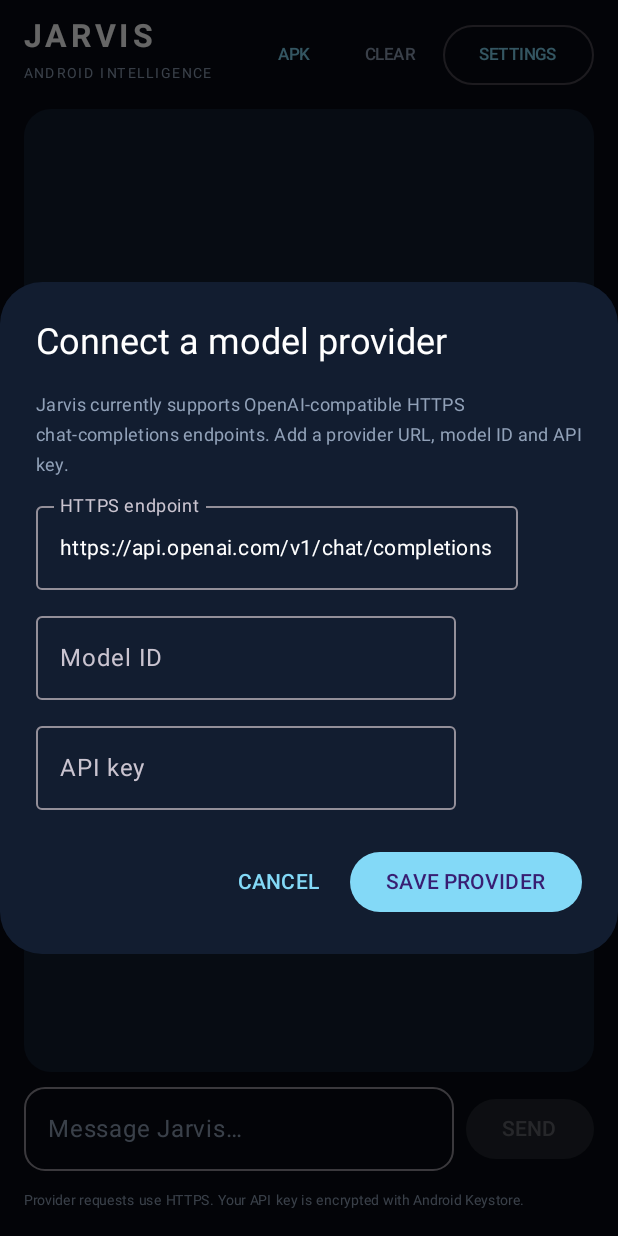
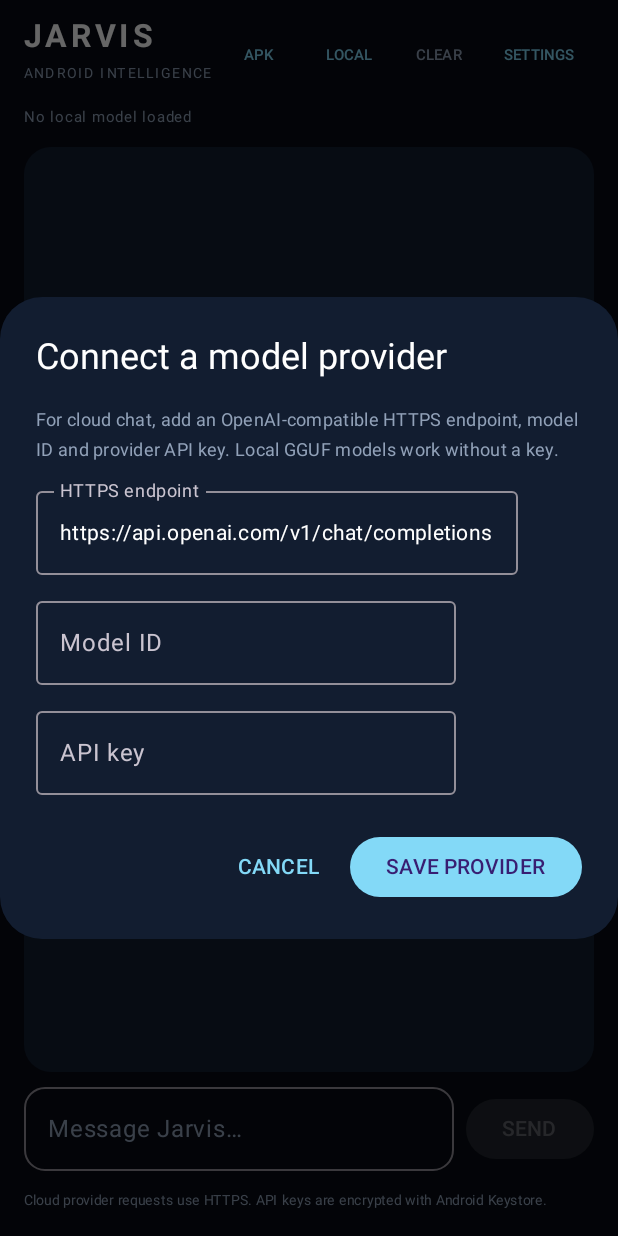
Before and after one commit to zopair/Jarvis-android-, an Android app built with Jetpack Compose: the screen it shows after launch (MainActivity), on a phone screen of 412 x 824 dp. Run offline under Robolectric (Android 15) with nearby library versions, the phone set to English and light mode, and no system bars; libraries missing offline, so code that uses them is left out: com.hazratbilal.aikit; 1 statement that could not run was skipped.

Commit message:
feat(chat): add offline local GGUF model selection and streaming chat

```diff
--- a/app/src/main/java/com/zubair/jarvis/MainActivity.kt
+++ b/app/src/main/java/com/zubair/jarvis/MainActivity.kt
@@ -3,9 +3,10 @@ package com.zubair.jarvis
 import android.os.Bundle
 import androidx.activity.ComponentActivity
 import androidx.activity.compose.setContent
+import androidx.activity.compose.rememberLauncherForActivityResult
+import androidx.activity.result.contract.ActivityResultContracts
 import androidx.compose.foundation.background
 import androidx.compose.foundation.layout.Arrangement
-import androidx.compose.foundation.layout.Box
 import androidx.compose.foundation.layout.Column
 import androidx.compose.foundation.layout.Row
 import androidx.compose.foundation.layout.Spacer
@@ -40,6 +41,7 @@ import androidx.compose.runtime.rememberCoroutineScope
 import androidx.compose.ui.Alignment
 import androidx.compose.ui.Modifier
 import androidx.compose.ui.graphics.Color
+import androidx.compose.ui.platform.LocalContext
 import androidx.compose.ui.text.font.FontWeight
 import androidx.compose.ui.text.input.KeyboardType
 import androidx.compose.ui.text.input.PasswordVisualTransformation
@@ -49,9 +51,11 @@ import com.zubair.jarvis.chat.ChatMessage
 import com.zubair.jarvis.chat.ChatStorage
 import com.zubair.jarvis.chat.OpenAiCompatibleProvider
 import com.zubair.jarvis.chat.ProviderConfig
+import com.zubair.jarvis.engine.LocalModelEngine
 import kotlinx.coroutines.Dispatchers
 import kotlinx.coroutines.launch
 import kotlinx.coroutines.withContext
+import java.io.File
 
 private val Midnight = Color(0xFF070B14)
 private val Panel = Color(0xFF121D30)
@@ -82,7 +86,9 @@ class MainActivity : ComponentActivity() {
 
 @Composable
 private fun JarvisChatApp(storage: ChatStorage) {
+    val context = LocalContext.current
     val provider = remember { OpenAiCompatibleProvider() }
+    val localEngine = remember { LocalModelEngine(context.applicationContext) }
     val uriHandler = androidx.compose.ui.platform.LocalUriHandler.current
     val messages = remember {
         mutableStateListOf<ChatMessage>().apply { addAll(storage.loadMessages()) }
@@ -94,8 +100,63 @@ private fun JarvisChatApp(storage: ChatStorage) {
     var draft by remember { mutableStateOf("") }
     var busy by remember { mutableStateOf(false) }
     var error by remember { mutableStateOf<String?>(null) }
-    var showSettings by remember {
-        mutableStateOf(config.endpoint.isBlank() || config.model.isBlank() || apiKey.isBlank())
+    var localStatus by remember { mutableStateOf("No local model loaded") }
+    var showSettings by remember { mutableStateOf(config.endpoint.isBlank() || config.model.isBlank() || apiKey.isBlank()) }
+
+    val modelPicker = rememberLauncherForActivityResult(ActivityResultContracts.OpenDocument()) { uri ->
+        if (uri != null) {
+            scope.launch {
+                busy = true
+                error = null
+                try {
+                    val modelFile = withContext(Dispatchers.IO) {
+                        val name = "jarvis-local-model.gguf"
+                        val destination = File(context.filesDir, name)
+                        context.contentResolver.openInputStream(uri)?.use { input ->
+                            destination.outputStream().use { output -> input.copyTo(output) }
+                        } ?: error("Android could not open the selected model file.")
+                        require(destination.length() > 0L) { "The selected model file is empty." }
+                        destination
+                    }
+                    storage.saveLocalModelPath(modelFile.absolutePath)
+                    localStatus = "Loading local model…"
+                    localEngine.loadModel(modelFile.absolutePath) { state ->
+                        when (state) {
+                            LocalModelEngine.State.Loading -> localStatus = "Loading local model…"
+                            LocalModelEngine.State.Ready -> localStatus = "LOCAL MODEL READY"
+                            LocalModelEngine.State.Unloaded -> localStatus = "No local model loaded"
+                            is LocalModelEngine.State.Failed -> {
+                                localStatus = "Local model unavailable"
+                                error = state.message
+                            }
+                        }
+                        busy = false
+                    }
+                } catch (failure: Exception) {
+                    error = failure.message ?: "Could not import the GGUF model."
+                    localStatus = "No local model loaded"
+                    busy = false
+                }
+            }
+        }
+    }
+
+    LaunchedEffect(Unit) {
+        val savedPath = storage.loadLocalModelPath()
+        if (!savedPath.isNullOrBlank() && File(savedPath).isFile) {
+            localStatus = "Loading saved local model…"
+            localEngine.loadModel(savedPath) { state ->
+                when (state) {
+                    LocalModelEngine.State.Loading -> localStatus = "Loading saved local model…"
+                    LocalModelEngine.State.Ready -> localStatus = "LOCAL MODEL READY"
+                    LocalModelEngine.State.Unloaded -> localStatus = "No local model loaded"
+                    is LocalModelEngine.State.Failed -> {
+                        localStatus = "Local model unavailable"
+                        error = state.message
+                    }
+                }
+            }
+        }
     }
 
     LaunchedEffect(messages.size, busy) {
@@ -103,10 +164,7 @@ private fun JarvisChatApp(storage: ChatStorage) {
     }
 
     Column(
-        modifier = Modifier
-            .fillMaxSize()
-            .background(Midnight)
-            .padding(horizontal = 16.dp, vertical = 12.dp)
+        modifier = Modifier.fillMaxSize().background(Midnight).padding(horizontal = 16.dp, vertical = 12.dp)
     ) {
         Row(
             modifier = Modifier.fillMaxWidth(),
@@ -117,18 +175,19 @@ private fun JarvisChatApp(storage: ChatStorage) {
                 Text("JARVIS", color = Color.White, fontSize = 21.sp, fontWeight = FontWeight.Bold, letterSpacing = 3.sp)
                 Text("ANDROID INTELLIGENCE", color = Muted, fontSize = 9.sp, letterSpacing = 1.5.sp)
             }
-            Row(horizontalArrangement = Arrangement.spacedBy(6.dp)) {
-                TextButton(onClick = { uriHandler.openUri(DIRECT_APK_URL) }) { Text("APK", color = Ice, fontSize = 11.sp) }
+            Row(horizontalArrangement = Arrangement.spacedBy(2.dp), verticalAlignment = Alignment.CenterVertically) {
+                TextButton(onClick = { uriHandler.openUri(DIRECT_APK_URL) }) { Text("APK", color = Ice, fontSize = 10.sp) }
+                TextButton(onClick = { modelPicker.launch(arrayOf("*/*")) }) { Text("LOCAL", color = Ice, fontSize = 10.sp) }
                 TextButton(onClick = {
                     messages.clear()
                     error = null
                     scope.launch(Dispatchers.IO) { storage.saveMessages(emptyList()) }
-                }) { Text("CLEAR", color = Muted, fontSize = 11.sp) }
-                OutlinedButton(onClick = { showSettings = true }) { Text("SETTINGS", color = Ice, fontSize = 11.sp) }
+                }) { Text("CLEAR", color = Muted, fontSize = 10.sp) }
+                TextButton(onClick = { showSettings = true }) { Text("SETTINGS", color = Ice, fontSize = 10.sp) }
             }
         }
 
-        Spacer(Modifier.height(12.dp))
+        Text(localStatus, color = if (localEngine.isLoaded()) Color(0xFF75D9B0) else Muted, fontSize = 10.sp, modifier = Modifier.padding(top = 5.dp, bottom = 8.dp))
         Surface(
             modifier = Modifier.fillMaxWidth().weight(1f),
             color = Panel,
@@ -145,10 +204,8 @@ private fun JarvisChatApp(storage: ChatStorage) {
                     Text("Ready when you are.", color = Color.White, fontSize = 20.sp, fontWeight = FontWeight.SemiBold)
                     Spacer(Modifier.height(8.dp))
                     Text(
-                        "Connect an OpenAI-compatible HTTPS provider in Settings, then send your first message.",
-                        color = Muted,
-                        fontSize = 13.sp,
-                        lineHeight = 20.sp
+                        "Choose LOCAL to load a GGUF model for offline chat, or configure a cloud provider in SETTINGS.",
+                        color = Muted, fontSize = 13.sp, lineHeight = 20.sp
                     )
                 }
             } else {
@@ -170,9 +227,7 @@ private fun JarvisChatApp(storage: ChatStorage) {
             }
         }
 
-        error?.let {
-            Text(it, color = Color(0xFFFFA6A6), fontSize = 12.sp, modifier = Modifier.padding(vertical = 8.dp))
-        }
+        error?.let { Text(it, color = Color(0xFFFFA6A6), fontSize = 12.sp, modifier = Modifier.padding(vertical = 8.dp)) }
         Spacer(Modifier.height(10.dp))
         Row(
             modifier = Modifier.fillMaxWidth(),
@@ -194,9 +249,31 @@ private fun JarvisChatApp(storage: ChatStorage) {
                     if (text.isNotEmpty() && !busy) {
                         draft = ""
                         error = null
-                        val userMessage = ChatMessage("user", text)
-                        messages.add(userMessage)
+                        messages.add(ChatMessage("user", text))
                         busy = true
+                        if (localEngine.isLoaded()) {
+                            messages.add(ChatMessage("assistant", ""))
+                            val assistantIndex = messages.lastIndex
+                            localEngine.send(text, null) { result ->
+                                when (result) {
+                                    LocalModelEngine.Generation.Started -> Unit
+                                    is LocalModelEngine.Generation.Token -> {
+                                        val previous = messages[assistantIndex]
+                                        messages[assistantIndex] = previous.copy(content = previous.content + result.value)
+                                    }
+                                    is LocalModelEngine.Generation.Completed -> {
+                                        messages[assistantIndex] = messages[assistantIndex].copy(content = result.text)
+                                        busy = false
+                                        scope.launch(Dispatchers.IO) { storage.saveMessages(messages.toList()) }
+                                    }
+                                    is LocalModelEngine.Generation.Failed -> {
+                                        error = result.message
+                                        busy = false
+                                    }
+                                    LocalModelEngine.Generation.Cancelled -> busy = false
+                                }
+                            }
+                        } else {
                             scope.launch {
                                 try {
                                     val requestHistory = messages.toList()
@@ -207,24 +284,21 @@ private fun JarvisChatApp(storage: ChatStorage) {
                                     withContext(Dispatchers.IO) { storage.saveMessages(completedHistory) }
                                 } catch (failure: Exception) {
                                     error = failure.message ?: "The request failed. Check provider settings and connectivity."
-                                // Do not leave a failed user turn looking like a completed exchange.
                                 } finally {
                                     busy = false
+                                }
                             }
                         }
                     }
                 },
                 enabled = !busy && draft.isNotBlank(),
                 modifier = Modifier.padding(bottom = 4.dp)
-            ) {
-                Text("SEND")
-            }
+            ) { Text("SEND") }
         }
         Text(
-            "Provider requests use HTTPS. Your API key is encrypted with Android Keystore.",
-            color = Muted,
-            fontSize = 9.sp,
-            modifier = Modifier.padding(top = 7.dp)
+            if (localEngine.isLoaded()) "On-device inference is active. Messages stay on this phone."
+            else "Cloud provider requests use HTTPS. API keys are encrypted with Android Keystore.",
+            color = Muted, fontSize = 9.sp, modifier = Modifier.padding(top = 7.dp)
         )
     }
 
@@ -254,23 +328,14 @@ private fun JarvisChatApp(storage: ChatStorage) {
 @Composable
 private fun MessageBubble(message: ChatMessage) {
     val isUser = message.role == "user"
-    Row(
-        modifier = Modifier.fillMaxWidth(),
-        horizontalArrangement = if (isUser) Arrangement.End else Arrangement.Start
-    ) {
+    Row(modifier = Modifier.fillMaxWidth(), horizontalArrangement = if (isUser) Arrangement.End else Arrangement.Start) {
         Surface(
             modifier = Modifier.widthIn(max = 300.dp),
             color = if (isUser) UserBubble else Color(0xFF1A263B),
             shape = RoundedCornerShape(15.dp)
         ) {
             Column(Modifier.padding(horizontal = 13.dp, vertical = 10.dp)) {
-                Text(
-                    if (isUser) "YOU" else "JARVIS",
-                    color = if (isUser) Ice else Color(0xFF75D9B0),
-                    fontSize = 9.sp,
-                    fontWeight = FontWeight.Bold,
-                    letterSpacing = 1.sp
-                )
+                Text(if (isUser) "YOU" else "JARVIS", color = if (isUser) Ice else Color(0xFF75D9B0), fontSize = 9.sp, fontWeight = FontWeight.Bold, letterSpacing = 1.sp)
                 Spacer(Modifier.height(4.dp))
                 Text(message.content, color = Color.White, fontSize = 14.sp, lineHeight = 20.sp)
             }
@@ -296,49 +361,26 @@ private fun ProviderSettingsDialog(
         title = { Text("Connect a model provider") },
         text = {
             Column(verticalArrangement = Arrangement.spacedBy(9.dp)) {
-                Text(
-                    "Jarvis currently supports OpenAI-compatible HTTPS chat-completions endpoints. Add a provider URL, model ID and API key.",
-                    color = Muted,
-                    fontSize = 12.sp
-                )
+                Text("For cloud chat, add an OpenAI-compatible HTTPS endpoint, model ID and provider API key. Local GGUF models work without a key.", color = Muted, fontSize = 12.sp)
+                OutlinedTextField(value = endpoint, onValueChange = { endpoint = it }, label = { Text("HTTPS endpoint") }, singleLine = true)
+                OutlinedTextField(value = model, onValueChange = { model = it }, label = { Text("Model ID") }, singleLine = true)
                 OutlinedTextField(
-                    value = endpoint,
-                    onValueChange = { endpoint = it },
-                    label = { Text("HTTPS endpoint") },
-                    singleLine = true
-                )
-                OutlinedTextField(
-                    value = model,
-                    onValueChange = { model = it },
-                    label = { Text("Model ID") },
-                    singleLine = true
-                )
-                OutlinedTextField(
-                    value = apiKey,
-                    onValueChange = { apiKey = it },
+                    value = apiKey, onValueChange = { apiKey = it },
                     label = { Text(if (initialApiKey.isBlank()) "API key" else "New API key (blank keeps saved key)") },
-                    singleLine = true,
-                    visualTransformation = PasswordVisualTransformation(),
+                    singleLine = true, visualTransformation = PasswordVisualTransformation(),
                     keyboardOptions = KeyboardOptions(keyboardType = KeyboardType.Password)
                 )
-                if (initialApiKey.isNotBlank()) {
-                    TextButton(onClick = onClearKey) { Text("Remove saved API key", color = Color(0xFFFFA6A6)) }
-                }
+                if (initialApiKey.isNotBlank()) TextButton(onClick = onClearKey) { Text("Remove saved API key", color = Color(0xFFFFA6A6)) }
                 validationError?.let { Text(it, color = Color(0xFFFFA6A6), fontSize = 11.sp) }
             }
         },
         confirmButton = {
             Button(onClick = {
                 val uri = runCatching { java.net.URI(endpoint.trim()) }.getOrNull()
-                if (uri == null || !uri.scheme.equals("https", true) || uri.host.isNullOrBlank()) {
-                    validationError = "Enter a valid HTTPS endpoint."
-                } else if (model.isBlank()) {
-                    validationError = "Enter the provider's model ID."
-                } else if (apiKey.isBlank() && initialApiKey.isBlank()) {
-                    validationError = "Enter an API key."
-                } else {
-                    onSave(ProviderConfig(endpoint.trim(), model.trim()), apiKey.trim())
-                }
+                if (uri == null || !uri.scheme.equals("https", true) || uri.host.isNullOrBlank()) validationError = "Enter a valid HTTPS endpoint."
+                else if (model.isBlank()) validationError = "Enter the provider's model ID."
+                else if (apiKey.isBlank() && initialApiKey.isBlank()) validationError = "Enter an API key."
+                else onSave(ProviderConfig(endpoint.trim(), model.trim()), apiKey.trim())
             }) { Text("SAVE PROVIDER") }
         },
         dismissButton = { TextButton(onClick = onDismiss) { Text("CANCEL") } },
```
Lines whose indentation alone changed are shown as unchanged.
